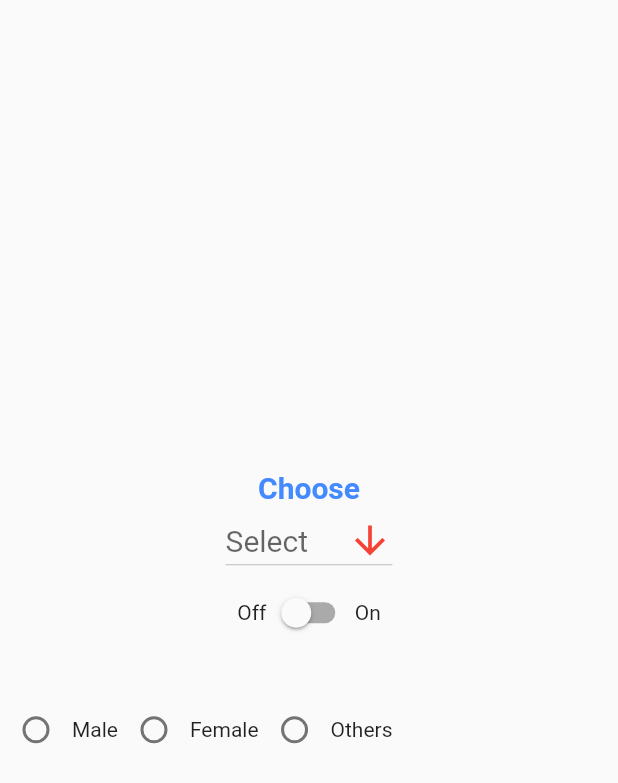
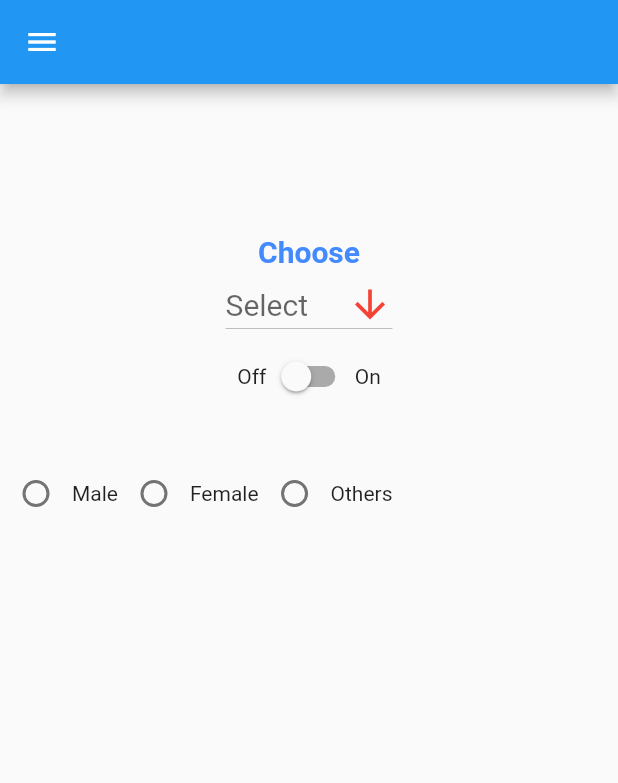
Before and after one commit to Bishwojitdas/FlutterPage, a Flutter app: the Empty_Page screen opened directly, after a tap on "Dropdown", on a phone screen of 412 x 824 dp. Shown: the top 783 px of the screen. Run offline on Flutter 3.47's test engine with Material 2 defaults, Android fonts, the phone set to English and light mode, and no system bars; our stand-ins replace google_nav_bar, image_picker.

Commit message:
New commit

```diff
--- a/lib/screen/dropdown.dart
+++ b/lib/screen/dropdown.dart
@@ -1,4 +1,5 @@
 import 'package:flutter/material.dart';
+import 'package:link_up_pages/screen/utils/customiazationFont.dart';
 
 class DropDownButton extends StatefulWidget {
   const DropDownButton({Key? key}) : super(key: key);
@@ -17,22 +18,96 @@ class DropDownButton extends StatefulWidget {
 
 
 
-
-
   @override
   Widget build(BuildContext context) {
 
+  return Scaffold(
+    appBar: AppBar(
 
+    ),
+    drawer: Drawer(
+      child: ListView(
+        children: [
+          DrawerHeader(
+            decoration:const BoxDecoration(
+                color: Colors.green
+            ),
+            child: Text("Navigation Drawer", style: LatoBold.copyWith(color: Colors.white, fontSize: 20),),
+          ),
 
+          ListTile(
+            leading: IconButton(
+              onPressed: () {
 
+              },
+              icon: Icon(Icons.call,),
+            ),
+            title: Text("Bishwojit Chandra Das"),
+            subtitle: Text("Software Developer"),
+            onTap: () {
+              Navigator.pop(context);
+            },
+          ),
+          ListTile(
+            leading: IconButton(
+              onPressed: () {
 
+              },
+              icon: Icon(Icons.alarm,),
+            ),
+            title: Text("MD NI Rakib"),
+            subtitle: Text("Software Developer"),
+            onTap: () {
+              Navigator.pop(context);
+            },
+          ),
+          ListTile(
+            leading: IconButton(
+              onPressed: () {
 
+              },
+              icon: Icon(Icons.person,),
+            ),
+            title: Text("JH Shimul"),
+            subtitle: Text("Software Developer"),
+            onTap: () {
+              Navigator.pop(context);
+            },
+          ),
+          ListTile(
+            leading: IconButton(
+              onPressed: () {
 
-  return Scaffold(
+              },
+              icon: Icon(Icons.camera_alt,),
+            ),
+            title: Text("Imteaj Mahie"),
+            subtitle: Text("Software Developer"),
+            onTap: () {
+              Navigator.pop(context);
+            },
+          ),
+          ListTile(
+            leading: IconButton(
+              onPressed: () {
+
+              },
+              icon: Icon(Icons.message,),
+            ),
+            title: Text("SFU Robin"),
+            subtitle: Text("Software Developer"),
+            onTap: () {
+              Navigator.pop(context);
+            },
+          )
+        ],
+      ),
+    ),
   body: Center(
   child: Column(
-  mainAxisAlignment: MainAxisAlignment.center,
+  mainAxisAlignment: MainAxisAlignment.start,
   children: [
+                  SizedBox(height: 100,),
                     Text(selected!, style: const TextStyle(fontSize: 20, color: Colors.blueAccent, fontWeight: FontWeight.bold),),
 
                     DropdownButton( iconDisabledColor: Colors.green, hint: Text("Select"), icon: Icon(Icons.arrow_downward_outlined, color: Colors.red, size: 30,), style: TextStyle(fontSize: 20, color: Colors.indigo), items: const [
--- a/lib/screen/empty_file.dart
+++ b/lib/screen/menuItem.dart
@@ -1,5 +1,6 @@
 import 'package:flutter/material.dart';
 import 'package:link_up_pages/screen/call_app.dart';
+import 'package:link_up_pages/screen/drawerAndBottomNavigation.dart';
 import 'package:link_up_pages/screen/image_date_time.dart';
 import 'package:link_up_pages/screen/login_account.dart';
 import 'package:link_up_pages/screen/listview_builder.dart';
@@ -9,6 +10,7 @@ import 'package:link_up_pages/screen/textfield.dart';
 
 import 'dropdown.dart';
 import 'forget_password.dart';
+import 'model/customDrawer.dart';
 
 class Empty_Page extends StatefulWidget {
   const Empty_Page({Key? key}) : super(key: key);
@@ -22,6 +24,8 @@ class _Empty_PageState extends State<Empty_Page> {
   Widget build(BuildContext context) {
     return SafeArea(
         child: Scaffold(
+          appBar: AppBar(),
+                  drawer: const CustomDrawer(),
                   body: Padding(
                     padding: const EdgeInsets.all(10),
                     child: ListView(
@@ -35,14 +39,14 @@ class _Empty_PageState extends State<Empty_Page> {
 
                         const SizedBox(height: 10,),
                         ElevatedButton(onPressed: () {
-                          Navigator.push(context, MaterialPageRoute(builder: (context) => Login_Account()));
+                          Navigator.push(context, MaterialPageRoute(builder: (context) => const Login_Account()));
                         }, child: const Text("Login_Account", style: TextStyle(color: Colors.white, fontSize: 30, fontWeight: FontWeight.bold),)
                         ),
 
 
                         const SizedBox(height: 10,),
                         ElevatedButton(onPressed: () {
-                          Navigator.push(context, MaterialPageRoute(builder: (context) => SignUp_Page()));
+                          Navigator.push(context, MaterialPageRoute(builder: (context) => const SignUp_Page()));
                         }, child: const Text("Sign Up Page", style: TextStyle(color: Colors.white, fontSize: 30, fontWeight: FontWeight.bold),)
                         ),
 
@@ -54,39 +58,46 @@ class _Empty_PageState extends State<Empty_Page> {
 
                         const SizedBox(height: 10,),
                         ElevatedButton(onPressed: () {
-                          Navigator.push(context, MaterialPageRoute(builder: (context) => DropDownButton()));
+                          Navigator.push(context, MaterialPageRoute(builder: (context) => const DropDownButton()));
                         }, child: const Text("Dropdown", style: TextStyle(color: Colors.white, fontSize: 30, fontWeight: FontWeight.bold),)
                         ),
 
                         const SizedBox(height: 10,),
                         ElevatedButton(onPressed: () {
-                          Navigator.push(context, MaterialPageRoute(builder: (context) => CallApp()));
+                          Navigator.push(context, MaterialPageRoute(builder: (context) => const CallApp()));
                         }, child: const Text("Call App", style: TextStyle(color: Colors.white, fontSize: 30, fontWeight: FontWeight.bold),)
                         ),
 
                         const SizedBox(height: 10,),
                         ElevatedButton(onPressed: () {
-                          Navigator.push(context, MaterialPageRoute(builder: (context) => ImageDateTime()));
+                          Navigator.push(context, MaterialPageRoute(builder: (context) => const ImageDateTime()));
                         }, child: const Text("Select Date", style: TextStyle(color: Colors.white, fontSize: 30, fontWeight: FontWeight.bold),)
                         ),
 
                         const SizedBox(height: 10,),
                         ElevatedButton(onPressed: () {
-                          Navigator.push(context, MaterialPageRoute(builder: (context) => TimeDateNew()));
+                          Navigator.push(context, MaterialPageRoute(builder: (context) => const TimeDateNew()));
                         }, child: const Text("Time Date", style: TextStyle(color: Colors.white, fontSize: 30, fontWeight: FontWeight.bold),)
                         ),
 
 
                         const SizedBox(height: 10,),
                         ElevatedButton(onPressed: () {
-                          Navigator.push(context, MaterialPageRoute(builder: (context) => TextFieldNew()));
+                          Navigator.push(context, MaterialPageRoute(builder: (context) => const TextFieldNew()));
                         }, child: const Text("Custom Font", style: TextStyle(color: Colors.white, fontSize: 30, fontWeight: FontWeight.bold),)
                         ),
 
+                        const SizedBox(height: 10,),
+                        ElevatedButton(onPressed: () {
+                          Navigator.push(context, MaterialPageRoute(builder: (context) => const DrawerAndBottomNavigation()));
+                        }, child: const Text("Drawer And Bottom", style: TextStyle(color: Colors.white, fontSize: 30, fontWeight: FontWeight.bold),)
+                        ),
 
-
-
-
+                        const SizedBox(height: 10,),
+                        ElevatedButton(onPressed: () {
+                          Navigator.push(context, MaterialPageRoute(builder: (context) => const DrawerAndBottomNavigation()));
+                        }, child: const Text("Drawer And Bottom", style: TextStyle(color: Colors.white, fontSize: 30, fontWeight: FontWeight.bold),)
+                        ),
 
 
                       ],
--- /dev/null
+++ b/lib/screen/model/customDrawer.dart
@@ -0,0 +1,89 @@
+import 'package:flutter/material.dart';
+
+import '../utils/customiazationFont.dart';
+
+class CustomDrawer extends StatelessWidget {
+  const CustomDrawer({Key? key}) : super(key: key);
+
+  @override
+  Widget build(BuildContext context) {
+    return Drawer(
+      child: ListView(
+        children: [
+          DrawerHeader(
+            decoration:const BoxDecoration(
+              color: Colors.green
+            ),
+              child: Text("Navigation Drawer", style: LatoBold.copyWith(color: Colors.white, fontSize: 20),),
+          ),
+
+          ListTile(
+                  leading: IconButton(
+                    onPressed: () {
+
+                    },
+                    icon: Icon(Icons.call,),
+                  ),
+                  title: Text("Bishwojit Chandra Das"),
+                  subtitle: Text("Software Developer"),
+                  onTap: () {
+                    Navigator.pop(context);
+                  },
+                ),
+          ListTile(
+                  leading: IconButton(
+                    onPressed: () {
+
+                    },
+                    icon: Icon(Icons.alarm,),
+                  ),
+                  title: Text("MD NI Rakib"),
+                  subtitle: Text("Software Developer"),
+                  onTap: () {
+                    Navigator.pop(context);
+                  },
+                ),
+          ListTile(
+                  leading: IconButton(
+                    onPressed: () {
+
+                    },
+                    icon: Icon(Icons.person,),
+                  ),
+                  title: Text("JH Shimul"),
+                  subtitle: Text("Software Developer"),
+                  onTap: () {
+                    Navigator.pop(context);
+                  },
+                ),
+          ListTile(
+                  leading: IconButton(
+                    onPressed: () {
+
+                    },
+                    icon: Icon(Icons.camera_alt,),
+                  ),
+                  title: Text("Imteaj Mahie"),
+                  subtitle: Text("Software Developer"),
+                    onTap: () {
+                      Navigator.pop(context);
+                    },
+                ),
+          ListTile(
+                  leading: IconButton(
+                    onPressed: () {
+
+                    },
+                    icon: Icon(Icons.message,),
+                  ),
+                  title: Text("SFU Robin"),
+                  subtitle: Text("Software Developer"),
+                  onTap: () {
+                    Navigator.pop(context);
+                  },
+                )
+        ],
+      ),
+    );
+  }
+}
--- a/lib/screen/model/time_date_page_new.dart
+++ b/lib/screen/model/time_date_page_new.dart
@@ -3,6 +3,8 @@ import 'dart:io';
 import 'package:flutter/cupertino.dart';
 import 'package:flutter/material.dart';
 import 'package:image_picker/image_picker.dart';
+import 'package:link_up_pages/screen/model/customDrawer.dart';
+import 'package:link_up_pages/screen/utils/customiazationFont.dart';
 
 class TimeDateNew extends StatefulWidget {
   const TimeDateNew({Key? key}) : super(key: key);
@@ -94,6 +96,8 @@ class _TimeDateNewState extends State<TimeDateNew> {
     );
   }
 
+
+
  _selectTime(BuildContext context) async {
     final TimeOfDay? timeOfDay = await showTimePicker(
         context: context,
--- a/lib/screen/stack_demo.dart
+++ b/lib/screen/stack_demo.dart
@@ -5,7 +5,7 @@ import 'package:google_nav_bar/google_nav_bar.dart';
 import 'package:link_up_pages/screen/profile_page.dart';
 import 'package:link_up_pages/screen/time_date_page.dart';
 
-import 'empty_file.dart';
+import 'menuItem.dart';
 
 class Stack_Demo extends StatefulWidget {
   const Stack_Demo({Key? key}) : super(key: key);
--- a/lib/screen/time_date_page.dart
+++ b/lib/screen/time_date_page.dart
@@ -1,7 +1,7 @@
 import 'package:flutter/material.dart';
 import 'package:google_nav_bar/google_nav_bar.dart';
 import 'package:link_up_pages/screen/car_page.dart';
-import 'package:link_up_pages/screen/empty_file.dart';
+import 'package:link_up_pages/screen/menuItem.dart';
 import 'package:link_up_pages/screen/login_account.dart';
 import 'package:link_up_pages/screen/profile_page.dart';
 import 'package:link_up_pages/screen/stack_demo.dart';
```
Also changed, not shown: lib/screen/drawerAndBottomNavigation.dart (added, +111 -0 lines), lib/screen/model/contact_model.dart (+12 -12 lines), lib/screen/model/customBottomNav.dart (added, +20 -0 lines), lib/screen/utils/colorResources.dart (renamed from lib/screen/utils/clorResources.dart).
